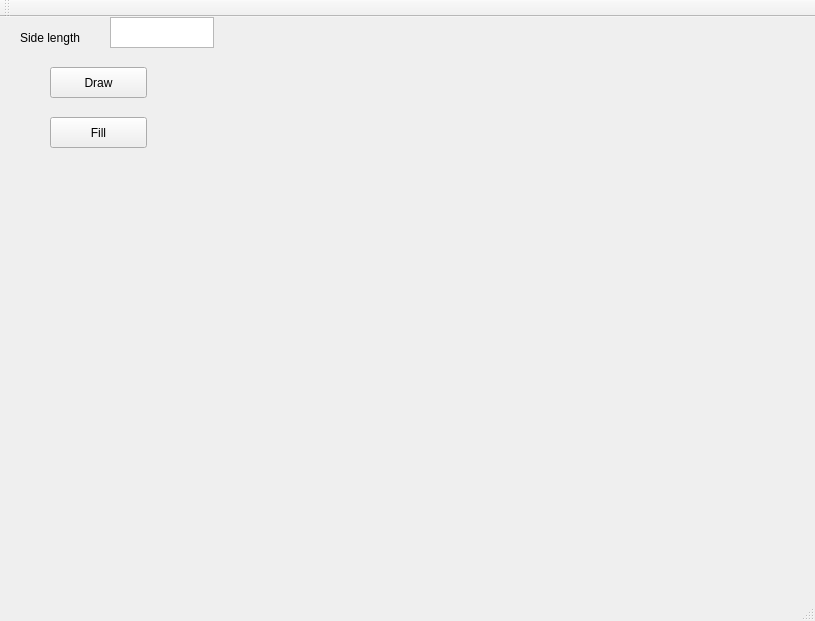
Old version of the form CGL/assign-a5/mainwindow.ui in the repository mufaddal12/21340.
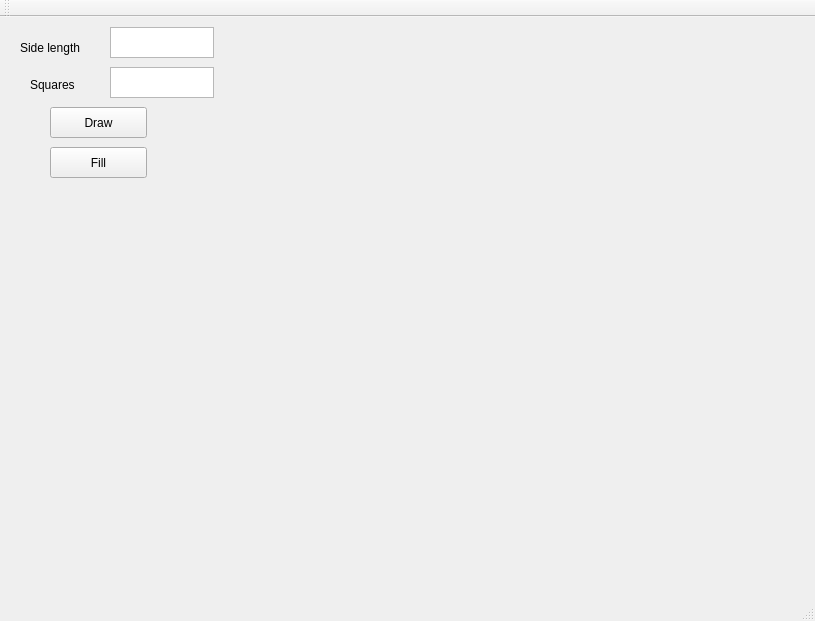
New version of the form.

What changed in the file:
```diff
--- a/CGL/assign-a5/mainwindow.ui
+++ b/CGL/assign-a5/mainwindow.ui
@@ -18,7 +18,7 @@
     <property name="geometry">
      <rect>
       <x>20</x>
-      <y>10</y>
+      <y>20</y>
       <width>91</width>
       <height>21</height>
      </rect>
@@ -31,7 +31,7 @@
     <property name="geometry">
      <rect>
       <x>110</x>
-      <y>0</y>
+      <y>10</y>
       <width>104</width>
       <height>31</height>
      </rect>
@@ -41,7 +41,7 @@
     <property name="geometry">
      <rect>
       <x>50</x>
-      <y>50</y>
+      <y>90</y>
       <width>97</width>
       <height>31</height>
      </rect>
@@ -67,7 +67,7 @@
     <property name="geometry">
      <rect>
       <x>50</x>
-      <y>100</y>
+      <y>130</y>
       <width>97</width>
       <height>31</height>
      </rect>
@@ -76,6 +76,29 @@
      <string>Fill</string>
     </property>
    </widget>
+   <widget class="QLabel" name="label_2">
+    <property name="geometry">
+     <rect>
+      <x>30</x>
+      <y>60</y>
+      <width>59</width>
+      <height>15</height>
+     </rect>
+    </property>
+    <property name="text">
+     <string>Squares</string>
+    </property>
+   </widget>
+   <widget class="QTextEdit" name="squares">
+    <property name="geometry">
+     <rect>
+      <x>110</x>
+      <y>50</y>
+      <width>104</width>
+      <height>31</height>
+     </rect>
+    </property>
+   </widget>
   </widget>
   <widget class="QMenuBar" name="menuBar">
    <property name="geometry">
```
